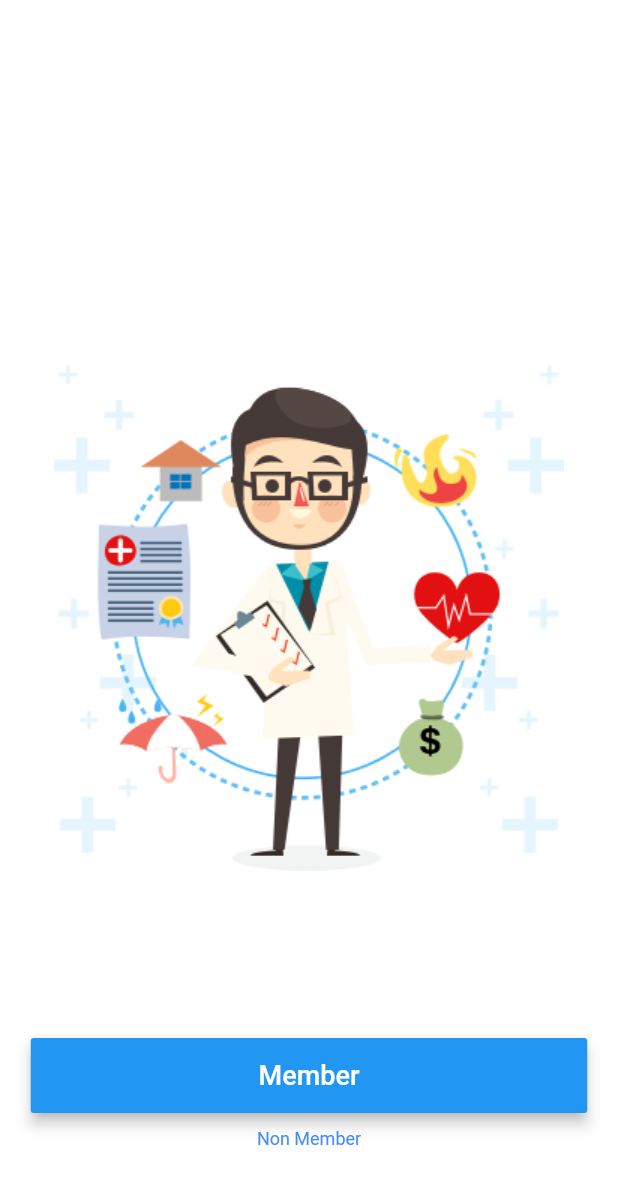
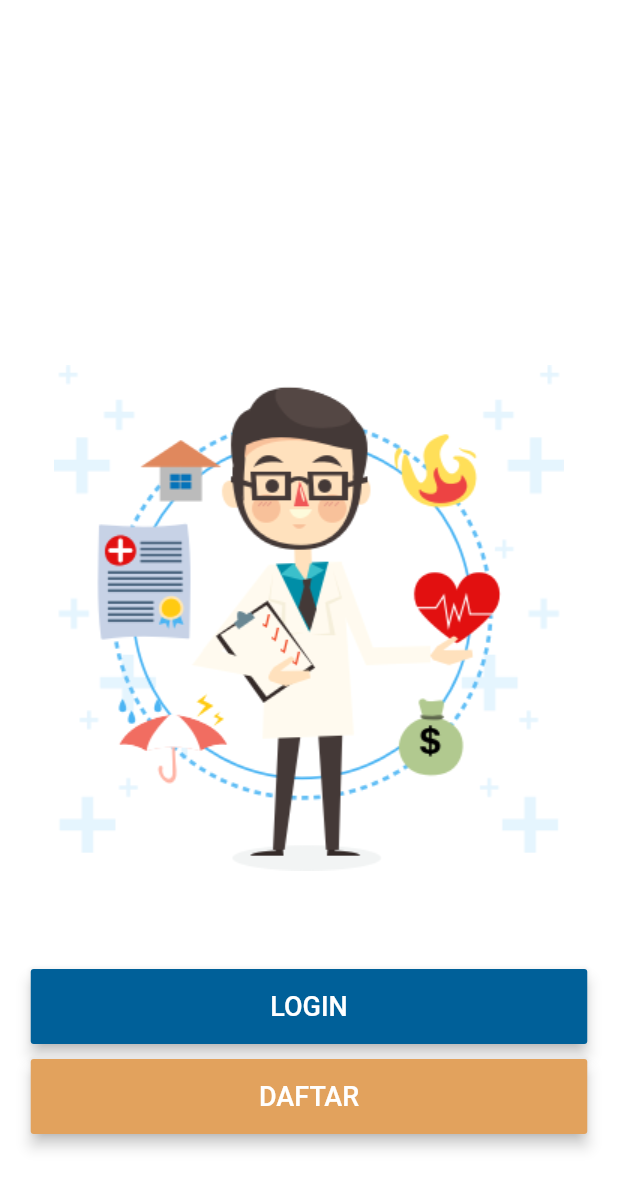
Before and after one commit to enobyte/jasindo, a Flutter app: the screen it shows after launch, on a phone screen of 412 x 824 dp. Shown: the top 1189 px of the screen. Run offline on Flutter 3.47's test engine with Material 2 defaults, Android fonts, the phone set to English and light mode, and no system bars; our stand-ins replace rxdart.

Commit message:
Add Login Form

```diff
--- /dev/null
+++ b/lib/src/blocs/bloc-provider.dart
@@ -0,0 +1,24 @@
+import 'package:flutter/material.dart';
+
+class BlocProvider<T> extends InheritedWidget {
+  final T _bloc;
+
+  const BlocProvider({
+    Key key,
+    @required T bloc,
+    @required Widget child,
+  })  : _bloc = bloc,
+        super(key: key, child: child);
+
+  static T of<T>(BuildContext context) {
+    final type = _typeOf<BlocProvider<T>>();
+    final BlocProvider<T> provider = context.inheritFromWidgetOfExactType(type);
+    if (provider == null) throw StateError('Inherited Provider does not exist');
+    return provider._bloc;
+  }
+
+  static Type _typeOf<T>() => T;
+
+  @override
+  bool updateShouldNotify(_) => true;
+}
--- a/lib/src/ui/prelogin_activity.dart
+++ b/lib/src/ui/prelogin_activity.dart
@@ -1,11 +1,13 @@
 import 'package:flutter/material.dart';
+import 'package:jasindo_app/src/blocs/bloc-provider.dart';
+import 'package:jasindo_app/src/ui/login/login_form.dart';
 import 'package:jasindo_app/widgets/TextWidget.dart';
 
 class PreloginActivity extends StatelessWidget {
   @override
   Widget build(BuildContext context) {
     return Stack(
-      children: <Widget>[background(), buttonComponet()],
+      children: <Widget>[background(), buttonComponet(context)],
     );
   }
 
@@ -17,13 +19,13 @@ class PreloginActivity extends StatelessWidget {
     );
   }
 
-  Widget buttonComponet() {
+  Widget buttonComponet(BuildContext context) {
     return new Positioned(
       bottom: 48.0,
       left: 0.5,
       right: 0.5,
       child: Padding(
-        padding: const EdgeInsets.fromLTRB(20.0, 0.0, 20.0, 10.0),
+        padding: const EdgeInsets.fromLTRB(20.0, 0.0, 20.0, 20.0),
         child: Column(
           crossAxisAlignment: CrossAxisAlignment.stretch,
           children: <Widget>[
@@ -31,24 +33,35 @@ class PreloginActivity extends StatelessWidget {
               child: new RaisedButton(
                 child: const TextWidget(
                   color: Colors.white,
-                  txt: 'Member',
+                  txt: 'LOGIN',
                   txtSize: 18.0,
                 ),
                 elevation: 4.0,
-                color: Colors.blue,
+                color: Color.fromRGBO(0, 96, 153, 1.0),
                 splashColor: Colors.blueGrey,
                 onPressed: () {
-                  // Perform some action
+                  _openLoginForm(context);
                 },
               ),
               height: 50.0,
             ),
             Padding(
               padding: const EdgeInsets.fromLTRB(0.0, 10.0, 0.0, 0.0),
-              child: new TextWidget(
-                color: Colors.blueAccent,
-                txt: 'Non Member',
-                txtSize: 12.0,
+              child: ButtonTheme(
+                child: new RaisedButton(
+                  child: const TextWidget(
+                    color: Colors.white,
+                    txt: 'DAFTAR',
+                    txtSize: 18.0,
+                  ),
+                  elevation: 4.0,
+                  color: Color.fromRGBO(226, 162, 93, 1.0),
+                  splashColor: Colors.blueGrey,
+                  onPressed: () {
+                    // Perform some action
+                  },
+                ),
+                height: 50.0,
               ),
             )
           ],
@@ -56,4 +69,15 @@ class PreloginActivity extends StatelessWidget {
       ),
     );
   }
+
+  _openLoginForm(BuildContext context) {
+    Navigator.push(
+      context,
+      MaterialPageRoute(builder: (context) {
+        return BlocProvider(
+          child: LoginForm(),
+        );
+      }),
+    );
+  }
 }
```
Also changed, not shown: lib/src/ui/login/login_form.dart (added, +101 -0 lines).
